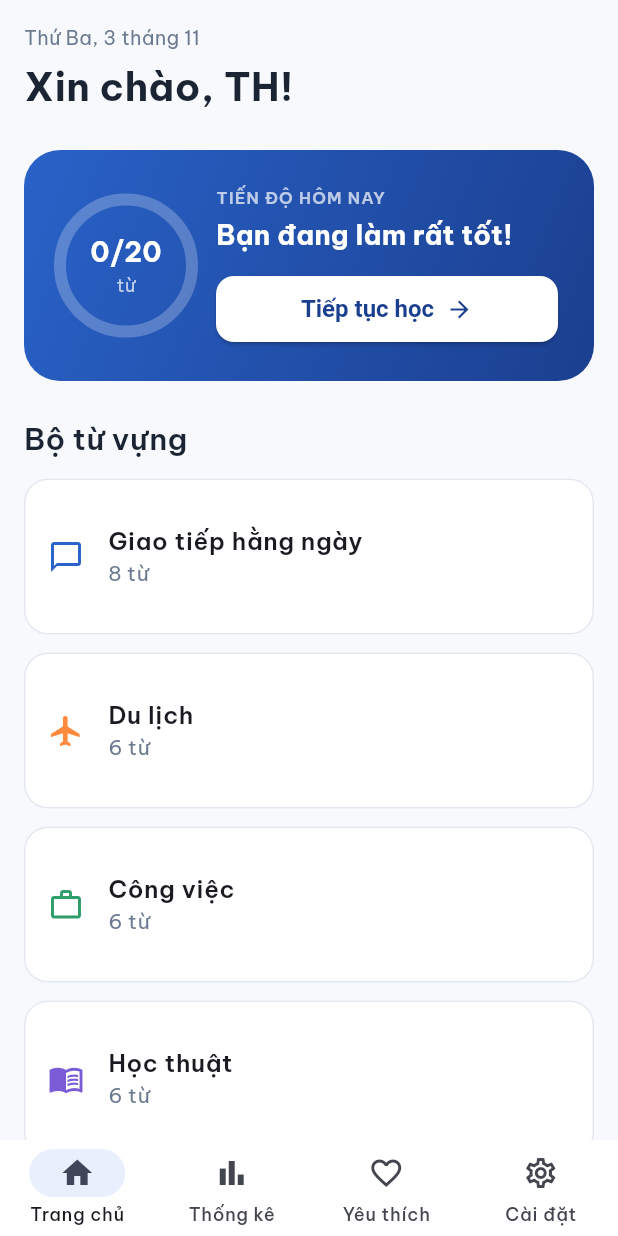
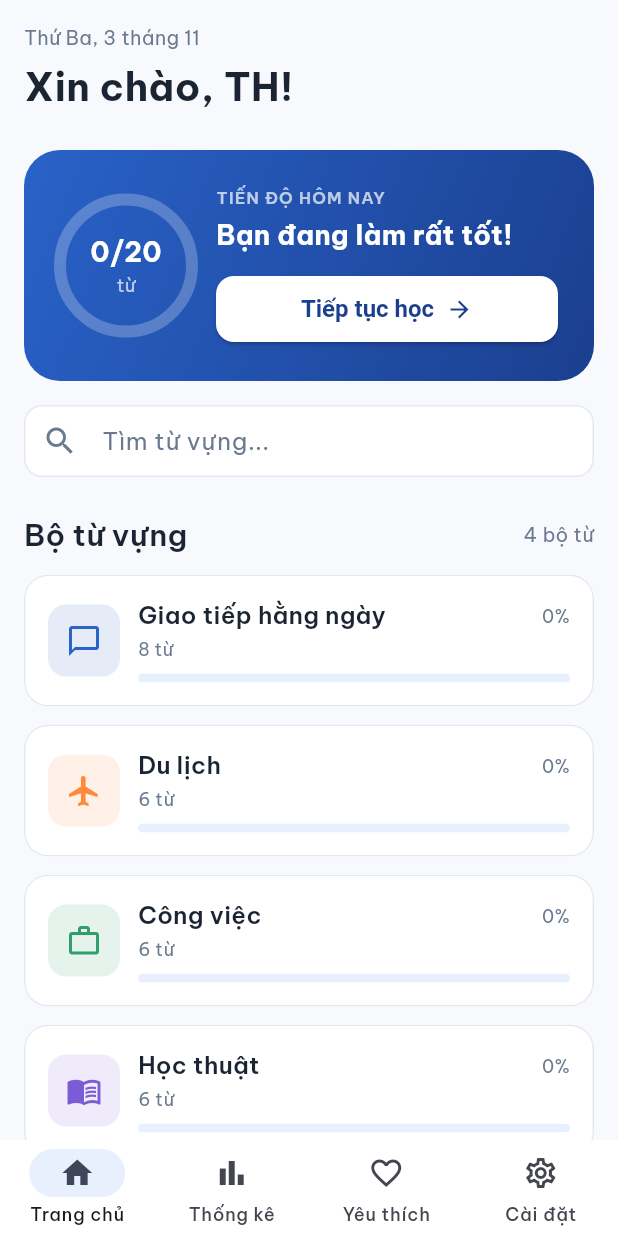
Before and after one commit to NguyenTrungHieu-23013003/2026_2027_1_1_LTTBDD_N01_Nhom_10, a Flutter app: the screen it shows after launch, on a phone screen of 412 x 824 dp. Run offline on Flutter 3.47's test engine with Material 3 defaults, Android fonts, the phone set to English and light mode, and no system bars; our stand-ins replace flutter_svg.

Commit message:
chuyển màn hình chính từ tĩnh sang động và thêm chức năng tìm kiếm từ vựng

```diff
--- a/lib/screens/home_screen.dart
+++ b/lib/screens/home_screen.dart
@@ -5,20 +5,43 @@ import 'package:provider/provider.dart';
 import '../core/constants/app_spacing.dart';
 import '../core/theme/app_colors.dart';
 import '../l10n/app_localizations.dart';
+import '../models/word.dart';
 import '../providers/app_state.dart';
 import '../widgets/progress_card.dart';
+import '../widgets/word_set_card.dart';
 
-class HomeScreen extends StatelessWidget {
+class HomeScreen extends StatefulWidget {
   const HomeScreen({super.key});
+
+  @override
+  State<HomeScreen> createState() => _HomeScreenState();
+}
+
+class _HomeScreenState extends State<HomeScreen> {
+  final TextEditingController _controller = TextEditingController();
+  String _query = '';
+
+  @override
+  void dispose() {
+    _controller.dispose();
+    super.dispose();
+  }
+
+  void _clearSearch() {
+    _controller.clear();
+    setState(() => _query = '');
+  }
 
   @override
   Widget build(BuildContext context) {
     final l10n = AppLocalizations.of(context);
     final state = context.watch<AppState>();
     final date = DateFormat.MMMMEEEEd(state.lang).format(DateTime.now());
+    final searching = _query.trim().isNotEmpty;
 
     return SafeArea(
       child: ListView(
+        keyboardDismissBehavior: ScrollViewKeyboardDismissBehavior.onDrag,
         padding: const EdgeInsets.fromLTRB(
           AppSpacing.lg,
           AppSpacing.lg,
@@ -39,6 +62,12 @@ class HomeScreen extends StatelessWidget {
             style: const TextStyle(fontSize: 26, fontWeight: FontWeight.w700),
           ),
           const SizedBox(height: AppSpacing.xl),
+
+          Visibility(
+            visible: !searching,
+            maintainState: true,
+            child: Column(
+              children: [
                 ProgressCard(
                   learned: state.learnedToday,
                   goal: state.dailyGoal,
@@ -46,33 +75,158 @@ class HomeScreen extends StatelessWidget {
                     // Sẽ nối sang màn Flashcard ở bước sau.
                   },
                 ),
+                const SizedBox(height: AppSpacing.lg),
+              ],
+            ),
+          ),
+
+          TextField(
+            controller: _controller,
+            onChanged: (value) => setState(() => _query = value),
+            textInputAction: TextInputAction.search,
+            decoration: InputDecoration(
+              hintText: l10n.searchHint,
+              hintStyle: const TextStyle(color: AppColors.textSecondary),
+              prefixIcon: const Icon(
+                Icons.search,
+                color: AppColors.textSecondary,
+              ),
+              suffixIcon: searching
+                  ? IconButton(
+                      icon: const Icon(Icons.close),
+                      color: AppColors.textSecondary,
+                      onPressed: _clearSearch,
+                    )
+                  : null,
+            ),
+          ),
           const SizedBox(height: AppSpacing.xl),
 
-          // Danh sách tạm, sẽ thay bằng WordSetCard ở Phần 2.
-          Text(
-            l10n.wordSetsTitle,
-            style: const TextStyle(fontSize: 20, fontWeight: FontWeight.w600),
-          ),
-          const SizedBox(height: AppSpacing.md),
-          for (final set in state.sets) ...[
-            Card(
-              child: ListTile(
-                contentPadding: const EdgeInsets.all(AppSpacing.lg),
-                leading: Icon(set.icon, color: set.color),
-                title: Text(
-                  set.name(state.lang),
-                  style: const TextStyle(fontWeight: FontWeight.w600),
-                ),
-                subtitle: Text(
-                  l10n.wordsCount(set.totalCount),
-                  style: const TextStyle(color: AppColors.textSecondary),
-                ),
-              ),
-            ),
-            const SizedBox(height: AppSpacing.md),
-          ],
+          if (searching)
+            ..._buildResults(context, state)
+          else
+            ..._buildSets(context, state),
         ],
       ),
     );
   }
+
+  List<Widget> _buildSets(BuildContext context, AppState state) {
+    final l10n = AppLocalizations.of(context);
+
+    return [
+      Row(
+        children: [
+          Expanded(
+            child: Text(
+              l10n.wordSetsTitle,
+              style: const TextStyle(fontSize: 20, fontWeight: FontWeight.w600),
+            ),
+          ),
+          Text(
+            l10n.setsCount(state.sets.length),
+            style: const TextStyle(
+              fontSize: 13,
+              color: AppColors.textSecondary,
+            ),
+          ),
+        ],
+      ),
+      const SizedBox(height: AppSpacing.md),
+      for (final set in state.sets) ...[
+        WordSetCard(
+          set: set,
+          languageCode: state.lang,
+          onTap: () {
+            // Sẽ nối sang màn Chi tiết bộ từ ở bước sau.
+          },
+        ),
+        const SizedBox(height: AppSpacing.md),
+      ],
+    ];
   }
+
+  List<Widget> _buildResults(BuildContext context, AppState state) {
+    final l10n = AppLocalizations.of(context);
+    final results = state.search(_query);
+
+    if (results.isEmpty) {
+      return [
+        const SizedBox(height: AppSpacing.xl),
+        Center(
+          child: Text(
+            l10n.searchNoResult,
+            style: const TextStyle(color: AppColors.textSecondary),
+          ),
+        ),
+      ];
+    }
+
+    return [
+      Text(
+        l10n.searchResultsCount(results.length),
+        style: const TextStyle(fontSize: 13, color: AppColors.textSecondary),
+      ),
+      const SizedBox(height: AppSpacing.md),
+      for (final word in results) ...[
+        _ResultTile(word: word, state: state),
+        const SizedBox(height: AppSpacing.sm),
+      ],
+    ];
+  }
+}
+
+/// Một dòng kết quả tìm kiếm: từ, phiên âm, nghĩa và tên bộ từ.
+class _ResultTile extends StatelessWidget {
+  const _ResultTile({required this.word, required this.state});
+
+  final Word word;
+  final AppState state;
+
+  @override
+  Widget build(BuildContext context) {
+    final setName = state.setOfWord(word)?.name(state.lang) ?? '';
+
+    return Card(
+      child: ListTile(
+        contentPadding: const EdgeInsets.symmetric(
+          horizontal: AppSpacing.lg,
+          vertical: AppSpacing.xs,
+        ),
+        title: Row(
+          children: [
+            Flexible(
+              child: Text(
+                word.term,
+                maxLines: 1,
+                overflow: TextOverflow.ellipsis,
+                style: const TextStyle(fontWeight: FontWeight.w700),
+              ),
+            ),
+            const SizedBox(width: AppSpacing.sm),
+            Text(
+              word.phonetic,
+              style: const TextStyle(
+                fontSize: 12,
+                color: AppColors.textSecondary,
+              ),
+            ),
+          ],
+        ),
+        subtitle: Text(
+          '${word.meaning(state.lang)} · $setName',
+          maxLines: 1,
+          overflow: TextOverflow.ellipsis,
+          style: const TextStyle(color: AppColors.textSecondary),
+        ),
+        trailing: const Icon(
+          Icons.chevron_right,
+          color: AppColors.textSecondary,
+        ),
+        onTap: () {
+          // Sẽ nối sang màn Chi tiết bộ từ ở bước sau.
+        },
+      ),
+    );
+  }
+}
--- a/lib/widgets/progress_card.dart
+++ b/lib/widgets/progress_card.dart
@@ -4,7 +4,6 @@ import '../core/constants/app_spacing.dart';
 import '../core/theme/app_colors.dart';
 import '../l10n/app_localizations.dart';
 
-/// Thẻ gradient xanh hiển thị tiến độ học trong ngày.
 class ProgressCard extends StatelessWidget {
   const ProgressCard({
     super.key,
@@ -46,8 +45,9 @@ class ProgressCard extends StatelessWidget {
                     strokeWidth: 8,
                     strokeCap: StrokeCap.round,
                     backgroundColor: Colors.white24,
-                    valueColor:
-                        const AlwaysStoppedAnimation<Color>(Colors.white),
+                    valueColor: const AlwaysStoppedAnimation<Color>(
+                      Colors.white,
+                    ),
                   ),
                 ),
                 Column(
```
Also changed, not shown: lib/providers/app_state.dart (+17 -9 lines). Lines whose indentation alone changed are shown as unchanged.
